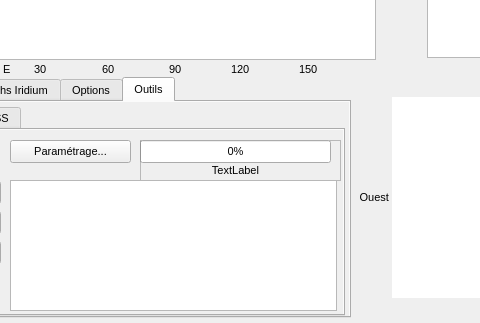
Qt form previsat.ui (mconsidine/previsat_archive) before a commit; both pictures show x 433 to 913 and y 367 to 690 of the 1068 by 690 pixel window.
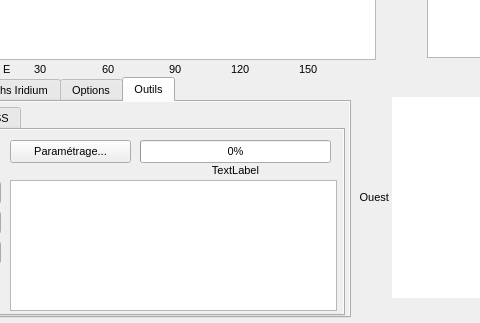
The same form after that commit. The open tabs and pages were chosen to show the change. Icons and pictures are not drawn.

Commit message: Modification affichage d'un frame

Diff of the .ui file:
```diff
--- a/previsat.ui
+++ b/previsat.ui
@@ -6820,10 +6820,10 @@
                </rect>
               </property>
               <property name="frameShape">
-               <enum>QFrame::StyledPanel</enum>
+               <enum>QFrame::NoFrame</enum>
               </property>
               <property name="frameShadow">
-               <enum>QFrame::Raised</enum>
+               <enum>QFrame::Plain</enum>
               </property>
               <widget class="QProgressBar" name="barreProgression">
                <property name="geometry">
```
Left out of the diff: 4 changed lines with no effect on the pictures.
